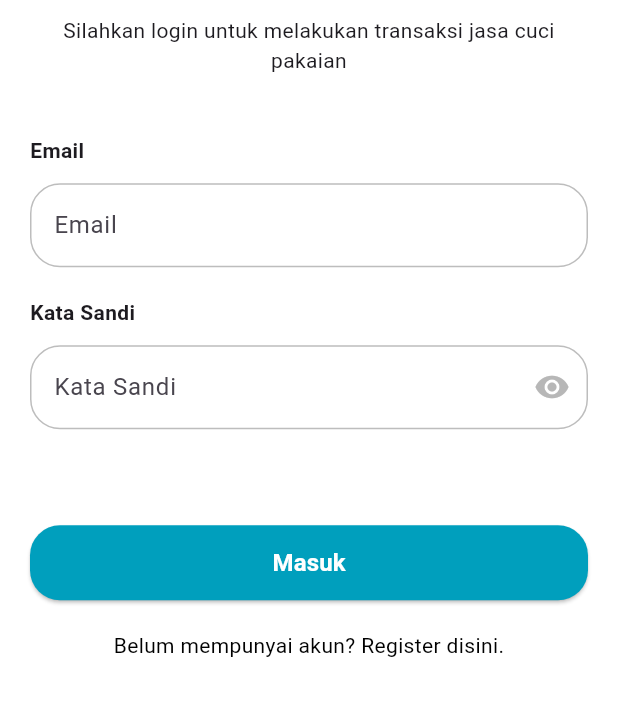
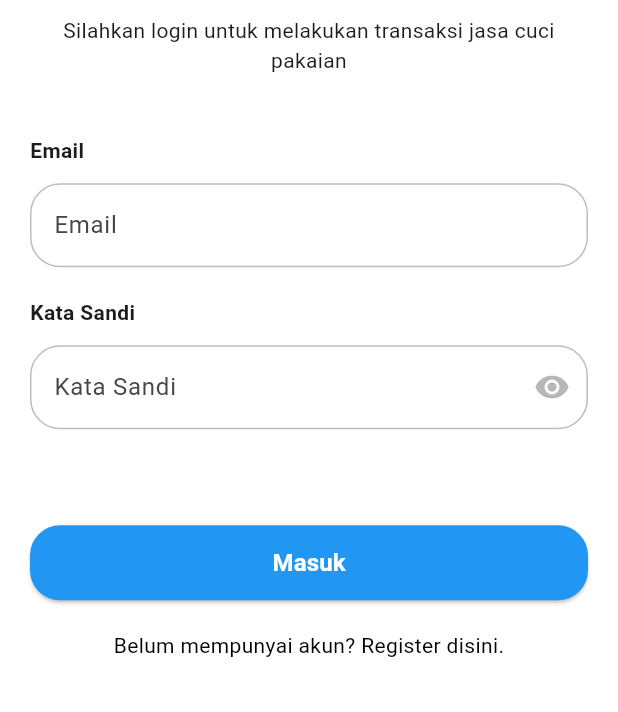
Before and after one commit to rfbnr/uas_laundry_app, a Flutter app: the screen it shows after launch, on a phone screen of 412 x 824 dp, the part 524-1236 px from its top. Run offline on Flutter 3.47's test engine with Material 3 defaults, Android fonts, the light colour scheme and no system bars; our stand-ins replace bloc, dartz, equatable, flutter_bloc, flutter_easyloading, shared_preferences.

Commit message:
style(colors): change color primary

```diff
--- a/lib/src/core/constants/colors.dart
+++ b/lib/src/core/constants/colors.dart
@@ -1,7 +1,8 @@
 import 'package:flutter/material.dart';
 
 class AppColors {
-  static const Color primary = Color(0xff009FBD);
+  // static const Color primary = Color(0xff009FBD);
+  static const Color primary = Colors.blue;
   static const Color primary2 = Color(0xff001B79);
   static const Color grey = Color(0xffB7B7B7);
   static const Color grey2 = Color(0xffDDDDDD);
```
